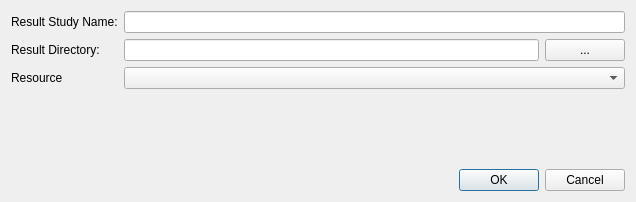
Qt form src/salome/parametric/gui/genjob.ui (x3-apptech/salome-modules-parametric) before a commit.
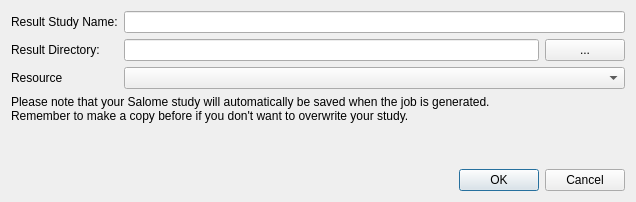
The same form after that commit.

Commit message: When generating batch job, use Save Study instead of SaveAs when possible to avoid changing the study name.

```diff
--- a/src/salome/parametric/gui/genjob.ui
+++ b/src/salome/parametric/gui/genjob.ui
@@ -66,6 +66,14 @@
      </item>
     </layout>
    </item>
+   <item>
+    <widget class="QLabel" name="label_4">
+     <property name="text">
+      <string>Please note that your Salome study will automatically be saved when the job is generated.
+Remember to make a copy before if you don't want to overwrite your study.</string>
+     </property>
+    </widget>
+   </item>
    <item>
     <spacer name="verticalSpacer">
      <property name="orientation">
```
The commit also changes 1 other file.
